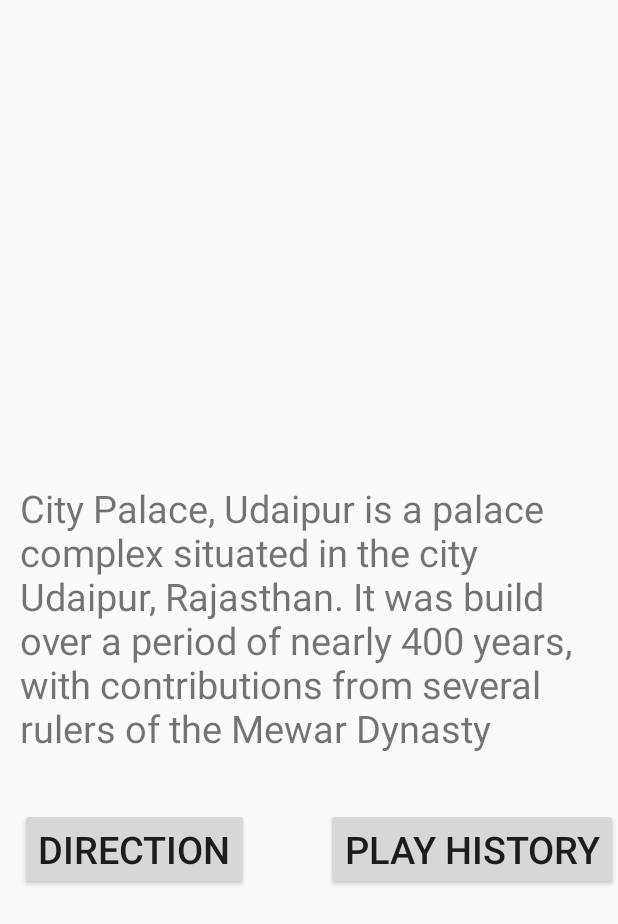
After one commit to Rohith09/Treasure-Hunter, an Android app: the layout citypalace_description.xml on its own in the app's theme, with its tools: preview values and no code run, on a phone screen of 412 x 824 dp. The commit adds this screen. Shown: the top 924 px of the screen. Run offline under Robolectric (Android 15) with nearby library versions, the phone set to English and light mode, and no system bars.

Commit message:
Firebase Update

```diff
--- a/app/src/main/java/com/example/kausr/tresurehunter/MainActivity.java
+++ b/app/src/main/java/com/example/kausr/tresurehunter/MainActivity.java
@@ -2,8 +2,14 @@ package com.example.kausr.tresurehunter;
 
 import android.support.v7.app.AppCompatActivity;
 import android.os.Bundle;
+import android.view.View;
+import android.widget.Button;
 
-public class MainActivity extends AppCompatActivity {
+import com.google.android.gms.auth.api.signin.GoogleSignInOptions;
+import com.google.android.gms.common.SignInButton;
+import com.google.android.gms.common.api.GoogleApiClient;
+
+public class MainActivity extends AppCompatActivity{
 
     @Override
     protected void onCreate(Bundle savedInstanceState) {
--- /dev/null
+++ b/app/src/main/res/layout/citypalace_description.xml
@@ -0,0 +1,40 @@
+<?xml version="1.0" encoding="utf-8"?>
+<RelativeLayout
+    xmlns:android="http://schemas.android.com/apk/res/android" android:layout_width="match_parent"
+    android:layout_height="match_parent">
+
+
+    <TextView
+        android:id="@+id/textView"
+        android:layout_width="wrap_content"
+        android:layout_height="wrap_content"
+        android:layout_alignParentLeft="true"
+        android:layout_alignParentStart="true"
+        android:layout_centerVertical="true"
+        android:layout_marginLeft="13dp"
+        android:layout_marginStart="13dp"
+        android:text="@string/citypalace"
+        android:textSize="25dp"/>
+
+    <Button
+        android:id="@+id/button"
+        android:layout_width="wrap_content"
+        android:layout_height="wrap_content"
+        android:layout_alignLeft="@+id/textView"
+        android:layout_alignStart="@+id/textView"
+        android:layout_below="@+id/textView"
+        android:layout_marginTop="36dp"
+        android:text="@string/direction"
+        android:textSize="25dp" />
+
+    <Button
+        android:id="@+id/button2"
+        android:layout_width="wrap_content"
+        android:layout_height="wrap_content"
+        android:layout_alignBaseline="@+id/button"
+        android:layout_alignBottom="@+id/button"
+        android:layout_alignParentEnd="true"
+        android:layout_alignParentRight="true"
+        android:text="@string/history"
+        android:textSize="25dp" />
+</RelativeLayout>
--- a/app/src/main/res/values/strings.xml
+++ b/app/src/main/res/values/strings.xml
@@ -1,3 +1,7 @@
 <resources>
     <string name="app_name">Tresure Hunter</string>
+    <string name="citypalace">City Palace, Udaipur is a palace complex situated in the city Udaipur, Rajasthan. It was build over
+    a period of nearly 400 years, with contributions from several rulers of the Mewar Dynasty</string>
+    <string name="direction">Direction</string>
+    <string name="history">Play History</string>
 </resources>
```
